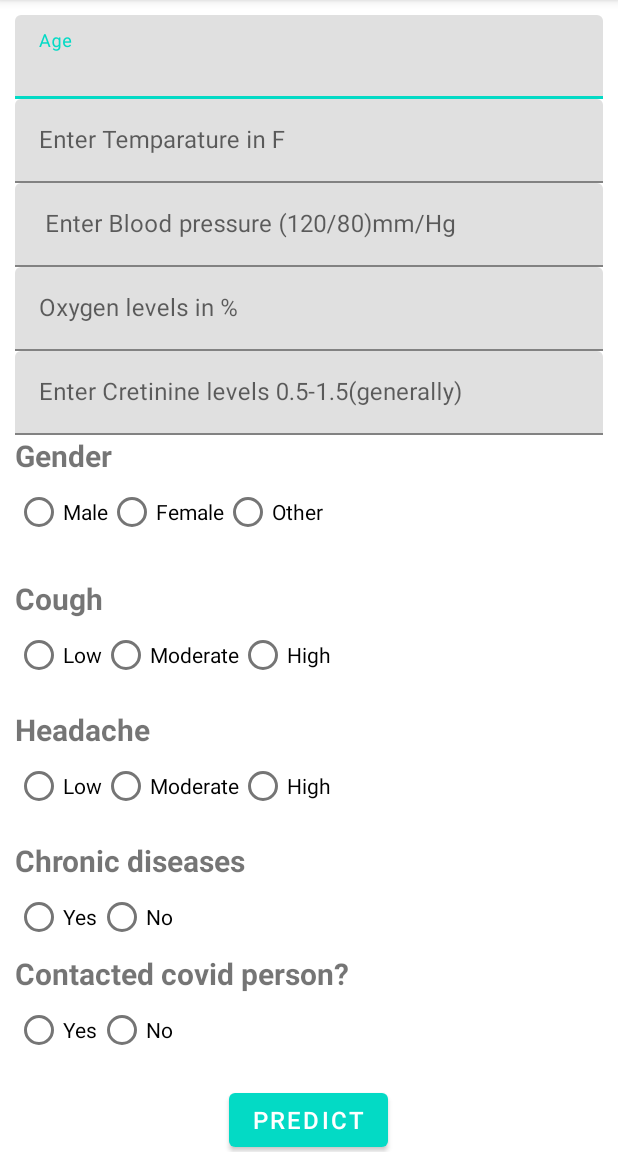
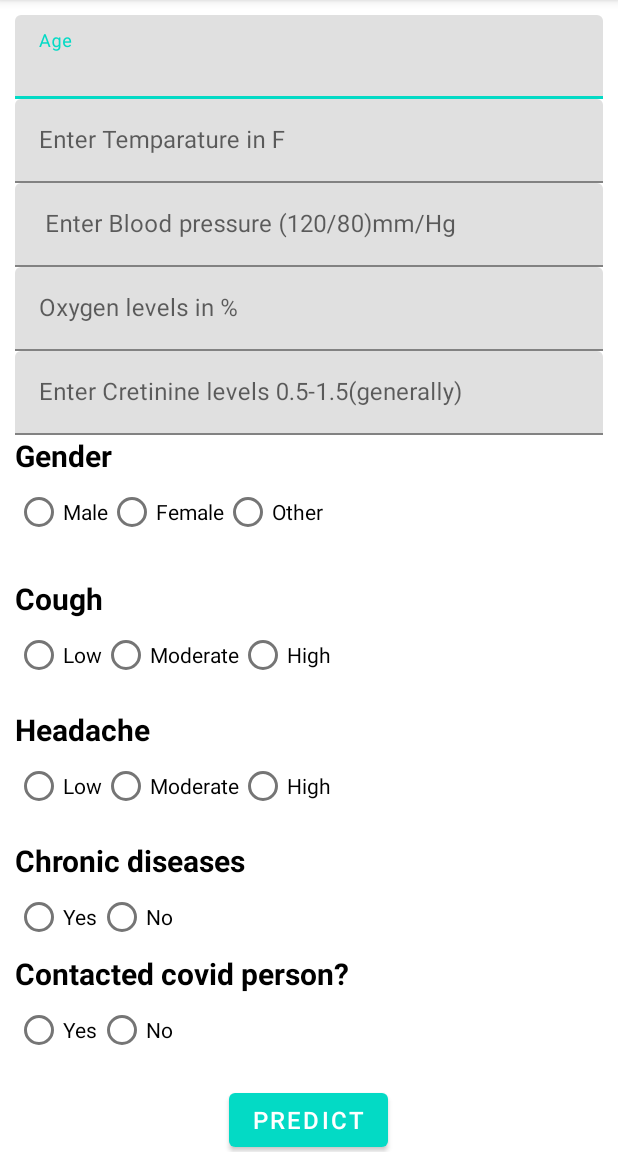
Before and after one commit to vineetha-batchu/covid19-prediction, an Android app: the CovidPrediction screen opened directly, with no data from a screen before it, on a phone screen of 412 x 824 dp, the part 84-1236 px from its top. Run offline under Robolectric (Android 15) with nearby library versions, the phone set to English and light mode, and no system bars.

Commit message:
solved app colors issue

```diff
--- a/app/src/main/java/com/example/group2_project/FaqActivity.java
+++ b/app/src/main/java/com/example/group2_project/FaqActivity.java
@@ -8,7 +8,7 @@ import androidx.annotation.Nullable;
 import androidx.appcompat.app.AppCompatActivity;
 
 public class FaqActivity extends AppCompatActivity {
-    TextView textlink;
+    TextView textlink,txt;
 
     @Override
     protected void onCreate(@Nullable Bundle savedInstanceState) {
@@ -16,5 +16,8 @@ public class FaqActivity extends AppCompatActivity {
         setContentView(R.layout.activity_faq);
         textlink = findViewById(R.id.textViewLink);
         textlink.setMovementMethod(LinkMovementMethod.getInstance());
+        txt=findViewById(R.id.textViLink);
+        txt.setMovementMethod(LinkMovementMethod.getInstance());
+
     }
 }
--- a/app/src/main/res/layout/activity_covid_prediction.xml
+++ b/app/src/main/res/layout/activity_covid_prediction.xml
@@ -95,6 +95,7 @@
             android:layout_width="wrap_content"
             android:layout_height="wrap_content"
             android:text="Gender"
+            android:textColor="#000"
             android:textSize="20sp"
             android:textStyle="bold" />
 
@@ -108,17 +109,20 @@
                 android:id="@+id/rb_male"
                 android:layout_width="wrap_content"
                 android:layout_height="wrap_content"
+                android:textColor="#000"
                 android:text="Male" />
 
             <RadioButton
                 android:id="@+id/rb_female"
                 android:layout_width="wrap_content"
                 android:layout_height="wrap_content"
+                android:textColor="#000"
                 android:text="Female" />
             <RadioButton
                 android:id="@+id/rb_otherGender"
                 android:layout_width="wrap_content"
                 android:layout_height="wrap_content"
+                android:textColor="#000"
                 android:text="Other" />
 
         </RadioGroup>
@@ -129,6 +133,7 @@
             android:layout_width="wrap_content"
             android:layout_height="wrap_content"
             android:layout_marginTop="20sp"
+            android:textColor="#000"
             android:text="Cough"
             android:textSize="20sp"
             android:textStyle="bold" />
@@ -143,17 +148,20 @@
                 android:id="@+id/rb_cough_low"
                 android:layout_width="wrap_content"
                 android:layout_height="wrap_content"
+                android:textColor="#000"
                 android:text="Low" />
 
             <RadioButton
                 android:id="@+id/rb_cough_mod"
                 android:layout_width="wrap_content"
                 android:layout_height="wrap_content"
+                android:textColor="#000"
                 android:text="Moderate" />
             <RadioButton
                 android:id="@+id/rb_cough_high"
                 android:layout_width="wrap_content"
                 android:layout_height="wrap_content"
+                android:textColor="#000"
                 android:text="High" />
 
 
@@ -165,6 +173,7 @@
             android:layout_width="wrap_content"
             android:layout_height="wrap_content"
             android:layout_marginTop="12dp"
+            android:textColor="#000"
             android:text="Headache"
             android:textSize="20sp"
             android:textStyle="bold" />
@@ -179,17 +188,20 @@
                 android:id="@+id/rb_headache_low"
                 android:layout_width="wrap_content"
                 android:layout_height="wrap_content"
+                android:textColor="#000"
                 android:text="Low" />
 
             <RadioButton
                 android:id="@+id/rb_headache_mod"
                 android:layout_width="wrap_content"
                 android:layout_height="wrap_content"
+                android:textColor="#000"
                 android:text="Moderate" />
             <RadioButton
                 android:id="@+id/rb_headache_high"
                 android:layout_width="wrap_content"
                 android:layout_height="wrap_content"
+                android:textColor="#000"
                 android:text="High" />
 
 
@@ -203,6 +215,7 @@
             android:layout_height="wrap_content"
             android:layout_marginTop="12dp"
             android:text="Chronic diseases"
+            android:textColor="#000"
             android:textSize="20sp"
             android:textStyle="bold" />
 
@@ -216,12 +229,14 @@
                 android:id="@+id/rb_chronic_diseases_yes"
                 android:layout_width="wrap_content"
                 android:layout_height="wrap_content"
+                android:textColor="#000"
                 android:text="Yes" />
 
             <RadioButton
                 android:id="@+id/rb_chronic_diseases_no"
                 android:layout_width="wrap_content"
                 android:layout_height="wrap_content"
+                android:textColor="#000"
                 android:text="No" />
 
 
@@ -231,6 +246,7 @@
             android:id="@+id/tv_contaced_covid_p"
             android:layout_width="wrap_content"
             android:layout_height="wrap_content"
+            android:textColor="#000"
             android:text="Contacted covid person?"
             android:textSize="20sp"
             android:textStyle="bold" />
@@ -245,12 +261,14 @@
             <RadioButton
                 android:id="@+id/rb_contaced_covid_p_yes"
                 android:layout_width="wrap_content"
+                android:textColor="#000"
                 android:layout_height="wrap_content"
                 android:text="Yes" />
 
             <RadioButton
                 android:id="@+id/rb_contaced_covid_p_no"
                 android:layout_width="wrap_content"
+                android:textColor="#000"
                 android:layout_height="wrap_content"
                 android:text="No" />
 
@@ -275,6 +293,7 @@
             android:layout_height="wrap_content"
             android:layout_gravity="center_horizontal"
             android:text="Result"
+            android:textColor="#000"
             android:textSize="28sp"
             android:textStyle="bold"/>
 
--- a/app/src/main/res/layout/activity_reminders.xml
+++ b/app/src/main/res/layout/activity_reminders.xml
@@ -4,6 +4,8 @@
     xmlns:tools="http://schemas.android.com/tools"
     android:layout_width="match_parent"
     android:layout_height="match_parent"
+    android:backgroundTint="@color/white"
+
     tools:context=".RemindersActivity">
 
     <com.google.android.material.floatingactionbutton.FloatingActionButton
--- a/app/src/main/res/layout/floating_popup.xml
+++ b/app/src/main/res/layout/floating_popup.xml
@@ -21,6 +21,7 @@
             android:layout_weight="1"
             android:gravity="center"
             android:hint="Date And Time"
+            android:textColorHint="@color/black"
             android:layout_gravity="center"/>
         <Button
             android:id="@+id/selectDate"
@@ -28,6 +29,7 @@
             android:layout_height="match_parent"
             android:layout_weight="0"
             android:gravity="center"
+            android:textColorHint="@color/black"
             android:text="SELECT"/>
 
     </LinearLayout>
@@ -39,6 +41,8 @@
         android:layout_marginTop="30dp"
         android:layout_gravity="center"
         android:hint="Message"
+        android:textColorHint="@color/black"
+
         android:gravity="center"/>
 
     <Button
@@ -46,6 +50,7 @@
         android:layout_width="wrap_content"
         android:layout_height="wrap_content"
         android:layout_marginTop="10dp"
+        android:textColorHint="@color/black"
         android:text="Add"
         android:layout_gravity="center" />
 
--- a/app/src/main/res/layout/pharmacy_list_item.xml
+++ b/app/src/main/res/layout/pharmacy_list_item.xml
@@ -2,7 +2,8 @@
 <LinearLayout
     xmlns:android="http://schemas.android.com/apk/res/android"
     android:layout_width="match_parent"
-    android:layout_height="wrap_content">
+    android:layout_height="wrap_content"
+    android:background="@color/white">
 
     <TextView
         android:id="@+id/tv_pharmacy_item"
@@ -10,6 +11,7 @@
         android:layout_height="wrap_content"
         android:padding="10dp"
         android:text="abc"
+        android:textColor="@color/black"
         android:textStyle="bold"
         android:textSize="20sp"/>
 
--- a/app/src/main/res/values/strings.xml
+++ b/app/src/main/res/values/strings.xml
@@ -10,7 +10,10 @@
     <string name="enter_weight_in_kg">Enter Weight In Kg</string>
     <string name="calculate">Calculate</string>
     <string
-        name="messageWithLink"><a href="https://www.ncbi.nlm.nih.gov/pmc/articles/PMC7222643/">This prediction is based on the results of research paper</a></string>
+        name="messageWithLink"><a href="https://www.ncbi.nlm.nih.gov/pmc/articles/PMC7222643/">Paper 1</a></string>
+    <string
+        name="messageLink"><a href="https://www.nature.com/articles/s41746-020-00372-6#Sec2">Paper 2</a></string>
+
     <string
         name="messageWithYLink"><a href="http://www.euro.who.int/en/health-topics/health-emergencies/coronavirus-covid-19/publications-and-technical-guidance/food-and-nutrition-tips-during-self-quarantine">Click Here for Diet Chart during Self-Quarantine</a></string>
     <string name="cretinine_levels">The kidneys are responsible for keeping the level of creatinine in the blood within a normal range.Normal levels of creatinine in the blood are approximately 0.6 to 1.2 milligrams (mg) per deciliter (dL) in adult males and 0.5 to 1.1 milligrams per deciliter in adult females. </string>
```
Also changed, not shown: app/src/main/res/layout/activity_bmi.xml (+8 -0 lines), app/src/main/res/layout/activity_faq.xml (+17 -0 lines), app/src/main/res/layout/activity_main.xml (+7 -2 lines), app/src/main/res/layout/activity_vaccination.xml (+24 -0 lines).
